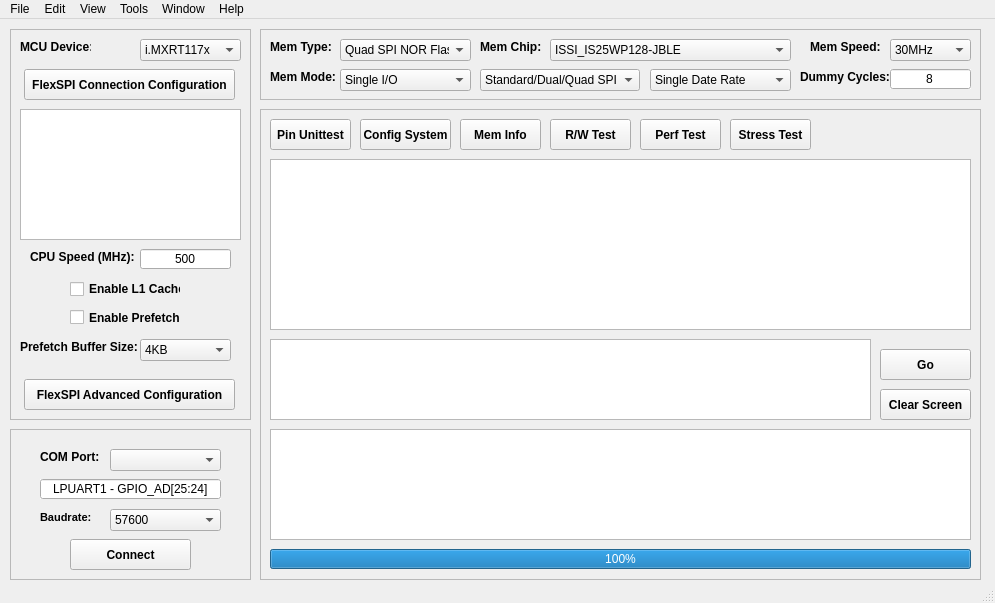
First picture: the form in gui/MCU-MemTestUtility.ui, repository JayHeng/MCU-MemTestUtility, before the edit.
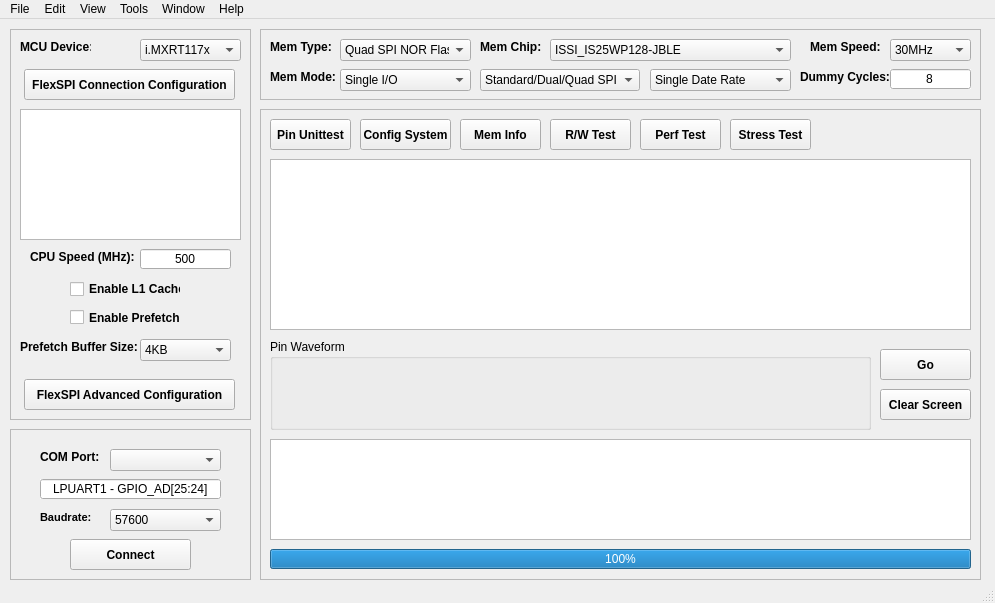
Second picture: the form after the edit.

Commit message: Can show pin unit test wave

```diff
--- a/gui/MCU-MemTestUtility.ui
+++ b/gui/MCU-MemTestUtility.ui
@@ -801,9 +801,9 @@
      <property name="geometry">
       <rect>
        <x>10</x>
-       <y>320</y>
+       <y>330</y>
        <width>701</width>
-       <height>111</height>
+       <height>101</height>
       </rect>
      </property>
     </widget>
@@ -883,16 +883,6 @@
       <string>Pin Unittest</string>
      </property>
     </widget>
-    <widget class="QGraphicsView" name="graphicsView">
-     <property name="geometry">
-      <rect>
-       <x>10</x>
-       <y>230</y>
-       <width>601</width>
-       <height>81</height>
-      </rect>
-     </property>
-    </widget>
     <widget class="QPushButton" name="pushButton_Go">
      <property name="geometry">
       <rect>
@@ -931,6 +921,19 @@
       <string>R/W Test</string>
      </property>
     </widget>
+    <widget class="QGroupBox" name="groupBox_pinWaveform">
+     <property name="geometry">
+      <rect>
+       <x>10</x>
+       <y>230</y>
+       <width>601</width>
+       <height>91</height>
+      </rect>
+     </property>
+     <property name="title">
+      <string>Pin Waveform</string>
+     </property>
+    </widget>
    </widget>
   </widget>
   <widget class="QMenuBar" name="menubar">
```
The commit also changes 3 other files.
